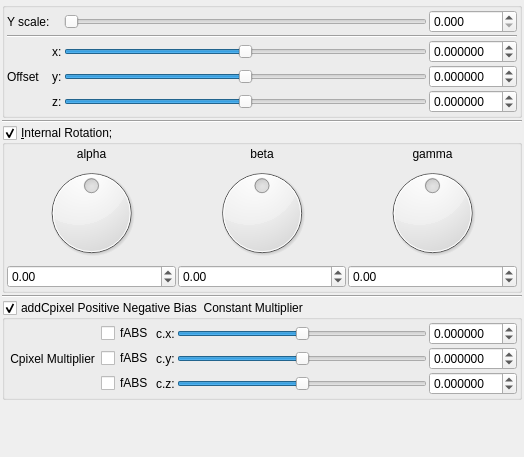
Old version of the form mandelbulber2/qt_data/fractal_msltoesym3_mod.ui in the repository buddhi1980/mandelbulber2.
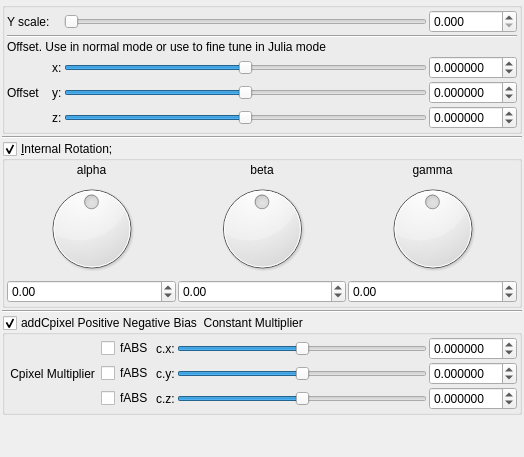
New version of the form. Custom widgets are drawn as their Qt base class.

Patch:
```diff
--- a/mandelbulber2/qt_data/fractal_msltoesym3_mod.ui
+++ b/mandelbulber2/qt_data/fractal_msltoesym3_mod.ui
@@ -61,116 +61,60 @@
         <property name="spacing">
          <number>2</number>
         </property>
-        <item row="2" column="2">
+        <item row="4" column="3">
+         <widget class="QSlider" name="slider3_transf_addition_constant_y">
+          <property name="sizePolicy">
+           <sizepolicy hsizetype="Expanding" vsizetype="Maximum">
+            <horstretch>0</horstretch>
+            <verstretch>0</verstretch>
+           </sizepolicy>
+          </property>
+          <property name="minimum">
+           <number>-5000000</number>
+          </property>
+          <property name="maximum">
+           <number>5000000</number>
+          </property>
+          <property name="singleStep">
+           <number>1</number>
+          </property>
+          <property name="orientation">
+           <enum>Qt::Horizontal</enum>
+          </property>
+         </widget>
+        </item>
+        <item row="4" column="1">
+         <widget class="QLabel" name="label_267">
+          <property name="text">
+           <string>Offset</string>
+          </property>
+         </widget>
+        </item>
+        <item row="3" column="2">
          <widget class="QLabel" name="label_257">
           <property name="text">
            <string>x:</string>
           </property>
          </widget>
         </item>
-        <item row="3" column="2">
+        <item row="4" column="2">
          <widget class="QLabel" name="label_264">
           <property name="text">
            <string>y:</string>
           </property>
          </widget>
         </item>
-        <item row="4" column="2">
+        <item row="5" column="2">
          <widget class="QLabel" name="label_266">
           <property name="text">
            <string>z:</string>
           </property>
          </widget>
         </item>
-        <item row="3" column="1">
-         <widget class="QLabel" name="label_267">
-          <property name="text">
-           <string>Offset</string>
-          </property>
-         </widget>
-        </item>
-        <item row="2" column="3">
-         <widget class="QSlider" name="slider3_transf_addition_constant_neg100_x">
-          <property name="sizePolicy">
-           <sizepolicy hsizetype="Preferred" vsizetype="Preferred">
-            <horstretch>0</horstretch>
-            <verstretch>0</verstretch>
-           </sizepolicy>
-          </property>
-          <property name="minimum">
-           <number>-5000000</number>
-          </property>
-          <property name="maximum">
-           <number>5000000</number>
-          </property>
-          <property name="singleStep">
-           <number>1</number>
-          </property>
-          <property name="orientation">
-           <enum>Qt::Horizontal</enum>
-          </property>
-         </widget>
-        </item>
-        <item row="4" column="4">
-         <widget class="MyDoubleSpinBox" name="spinbox3_transf_addition_constant_neg100_z">
-          <property name="sizePolicy">
-           <sizepolicy hsizetype="Minimum" vsizetype="Maximum">
-            <horstretch>0</horstretch>
-            <verstretch>0</verstretch>
-           </sizepolicy>
-          </property>
-          <property name="prefix">
-           <string/>
-          </property>
-          <property name="suffix">
-           <string/>
-          </property>
-          <property name="decimals">
-           <number>6</number>
-          </property>
-          <property name="minimum">
-           <double>-99.989999999999995</double>
-          </property>
-          <property name="maximum">
-           <double>99.989999999999995</double>
-          </property>
-          <property name="singleStep">
-           <double>0.100000000000000</double>
-          </property>
-         </widget>
-        </item>
-        <item row="3" column="4">
-         <widget class="MyDoubleSpinBox" name="spinbox3_transf_addition_constant_neg100_y">
-          <property name="sizePolicy">
-           <sizepolicy hsizetype="Minimum" vsizetype="Maximum">
-            <horstretch>0</horstretch>
-            <verstretch>0</verstretch>
-           </sizepolicy>
-          </property>
-          <property name="prefix">
-           <string/>
-          </property>
-          <property name="suffix">
-           <string/>
-          </property>
-          <property name="decimals">
-           <number>6</number>
-          </property>
-          <property name="minimum">
-           <double>-99.989999999999995</double>
-          </property>
-          <property name="maximum">
-           <double>99.989999999999995</double>
-          </property>
-          <property name="singleStep">
-           <double>0.100000000000000</double>
-          </property>
-         </widget>
-        </item>
         <item row="3" column="3">
          <widget class="QSlider" name="slider3_transf_addition_constant_neg100_y">
           <property name="sizePolicy">
-           <sizepolicy hsizetype="Expanding" vsizetype="Maximum">
+           <sizepolicy hsizetype="Preferred" vsizetype="Preferred">
             <horstretch>0</horstretch>
             <verstretch>0</verstretch>
            </sizepolicy>
@@ -189,6 +133,34 @@
           </property>
          </widget>
         </item>
+        <item row="5" column="4">
+         <widget class="MyDoubleSpinBox" name="spinbox3_transf_addition_constant_z">
+          <property name="sizePolicy">
+           <sizepolicy hsizetype="Minimum" vsizetype="Maximum">
+            <horstretch>0</horstretch>
+            <verstretch>0</verstretch>
+           </sizepolicy>
+          </property>
+          <property name="prefix">
+           <string/>
+          </property>
+          <property name="suffix">
+           <string/>
+          </property>
+          <property name="decimals">
+           <number>6</number>
+          </property>
+          <property name="minimum">
+           <double>-99.989999999999995</double>
+          </property>
+          <property name="maximum">
+           <double>99.989999999999995</double>
+          </property>
+          <property name="singleStep">
+           <double>0.100000000000000</double>
+          </property>
+         </widget>
+        </item>
         <item row="0" column="1">
          <widget class="QLabel" name="label_8">
           <property name="text">
@@ -196,8 +168,36 @@
           </property>
          </widget>
         </item>
-        <item row="2" column="4">
-         <widget class="MyDoubleSpinBox" name="spinbox3_transf_addition_constant_neg100_x">
+        <item row="4" column="4">
+         <widget class="MyDoubleSpinBox" name="spinbox3_transf_addition_constant_y">
+          <property name="sizePolicy">
+           <sizepolicy hsizetype="Minimum" vsizetype="Maximum">
+            <horstretch>0</horstretch>
+            <verstretch>0</verstretch>
+           </sizepolicy>
+          </property>
+          <property name="prefix">
+           <string/>
+          </property>
+          <property name="suffix">
+           <string/>
+          </property>
+          <property name="decimals">
+           <number>6</number>
+          </property>
+          <property name="minimum">
+           <double>-99.989999999999995</double>
+          </property>
+          <property name="maximum">
+           <double>99.989999999999995</double>
+          </property>
+          <property name="singleStep">
+           <double>0.100000000000000</double>
+          </property>
+         </widget>
+        </item>
+        <item row="3" column="4">
+         <widget class="MyDoubleSpinBox" name="spinbox3_transf_addition_constant_x">
           <property name="sizePolicy">
            <sizepolicy hsizetype="Minimum" vsizetype="Maximum">
             <horstretch>0</horstretch>
@@ -249,8 +249,15 @@
           </property>
          </widget>
         </item>
-        <item row="4" column="3">
-         <widget class="QSlider" name="slider3_transf_addition_constant_neg100_z">
+        <item row="1" column="1" colspan="4">
+         <widget class="Line" name="line_56">
+          <property name="orientation">
+           <enum>Qt::Horizontal</enum>
+          </property>
+         </widget>
+        </item>
+        <item row="5" column="3">
+         <widget class="QSlider" name="slider3_transf_addition_constant_z">
           <property name="sizePolicy">
            <sizepolicy hsizetype="Expanding" vsizetype="Maximum">
             <horstretch>0</horstretch>
@@ -299,10 +306,10 @@
           </property>
          </widget>
         </item>
-        <item row="1" column="1" colspan="4">
-         <widget class="Line" name="line_56">
-          <property name="orientation">
-           <enum>Qt::Horizontal</enum>
+        <item row="2" column="1" colspan="4">
+         <widget class="QLabel" name="label">
+          <property name="text">
+           <string>Offset. Use in normal mode or use to fine tune in Julia mode</string>
           </property>
          </widget>
         </item>
```
Left out of the diff: 2 changed lines with no effect on the pictures.
